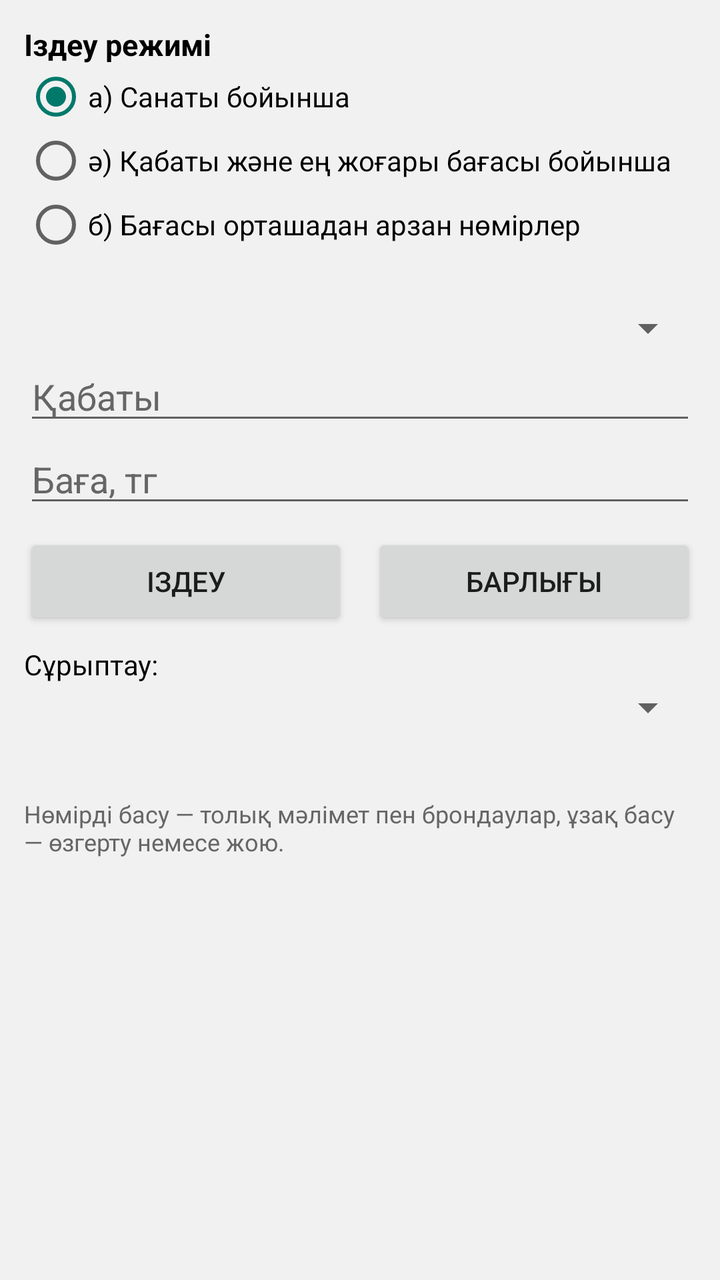
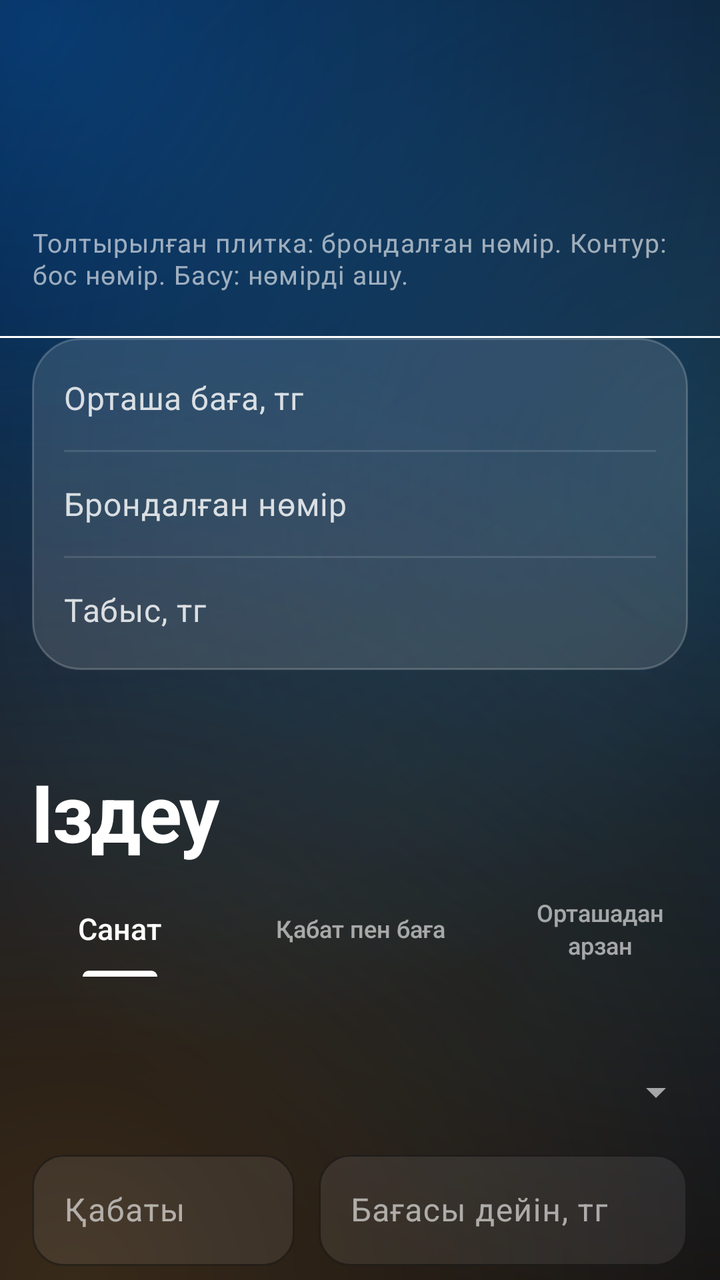

Before-and-after screenshots of an Android layout around one commit, followed by the original layout XML and the change that was made.
<!-- AndroidManifest.xml: application theme Theme.Hotel -->
<!-- res/layout/header_filter.xml -->
<?xml version="1.0" encoding="utf-8"?>
<LinearLayout xmlns:android="http://schemas.android.com/apk/res/android"
    android:layout_width="match_parent"
    android:layout_height="wrap_content"
    android:background="@color/screen"
    android:orientation="vertical"
    android:padding="12dp">

    <TextView
        android:layout_width="match_parent"
        android:layout_height="wrap_content"
        android:text="Іздеу режимі"
        android:textColor="@color/black"
        android:textSize="15sp"
        android:textStyle="bold" />

    <RadioGroup
        android:id="@+id/radioMode"
        android:layout_width="match_parent"
        android:layout_height="wrap_content"
        android:orientation="vertical">

        <RadioButton
            android:id="@+id/radioCategory"
            android:layout_width="match_parent"
            android:layout_height="wrap_content"
            android:checked="true"
            android:text="а) Санаты бойынша" />

        <RadioButton
            android:id="@+id/radioFloor"
            android:layout_width="match_parent"
            android:layout_height="wrap_content"
            android:text="ә) Қабаты және ең жоғары бағасы бойынша" />

        <RadioButton
            android:id="@+id/radioAverage"
            android:layout_width="match_parent"
            android:layout_height="wrap_content"
            android:text="б) Бағасы орташадан арзан нөмірлер" />
    </RadioGroup>

    <TextView
        android:id="@+id/txtHint"
        android:layout_width="match_parent"
        android:layout_height="wrap_content"
        android:layout_marginBottom="6dp"
        android:textColor="@color/text_second"
        android:textSize="13sp" />

    <Spinner
        android:id="@+id/spinnerCategory"
        android:layout_width="match_parent"
        android:layout_height="wrap_content" />

    <EditText
        android:id="@+id/editFirst"
        android:layout_width="match_parent"
        android:layout_height="wrap_content"
        android:hint="Қабаты"
        android:importantForAutofill="no"
        android:inputType="number"
        android:textColor="@color/black"
        android:textColorHint="@color/text_second" />

    <EditText
        android:id="@+id/editSecond"
        android:layout_width="match_parent"
        android:layout_height="wrap_content"
        android:hint="Баға, тг"
        android:importantForAutofill="no"
        android:inputType="number"
        android:textColor="@color/black"
        android:textColorHint="@color/text_second" />

    <LinearLayout
        android:layout_width="match_parent"
        android:layout_height="wrap_content"
        android:layout_marginTop="8dp"
        android:orientation="horizontal">

        <Button
            android:id="@+id/btnFind"
            android:layout_width="0dp"
            android:layout_height="wrap_content"
            android:layout_marginEnd="6dp"
            android:layout_weight="1"
            android:text="Іздеу" />

        <Button
            android:id="@+id/btnAll"
            android:layout_width="0dp"
            android:layout_height="wrap_content"
            android:layout_marginStart="6dp"
            android:layout_weight="1"
            android:text="Барлығы" />
    </LinearLayout>

    <TextView
        android:layout_width="match_parent"
        android:layout_height="wrap_content"
        android:layout_marginTop="8dp"
        android:text="Сұрыптау:"
        android:textColor="@color/black"
        android:textSize="14sp" />

    <Spinner
        android:id="@+id/spinnerSort"
        android:layout_width="match_parent"
        android:layout_height="wrap_content" />

    <TextView
        android:id="@+id/txtResult"
        android:layout_width="match_parent"
        android:layout_height="wrap_content"
        android:layout_marginTop="10dp"
        android:textColor="@color/accent"
        android:textSize="14sp"
        android:textStyle="bold" />

    <TextView
        android:layout_width="match_parent"
        android:layout_height="wrap_content"
        android:layout_marginTop="4dp"
        android:text="Нөмірді басу — толық мәлімет пен брондаулар, ұзақ басу — өзгерту немесе жою."
        android:textColor="@color/text_second"
        android:textSize="12sp" />
</LinearLayout>
<!-- resources referenced by this layout -->
<resources>
  <color name="accent">#FF00796B</color>
  <color name="black">#FF000000</color>
  <color name="screen">#FFF1F1F1</color>
  <color name="text_second">#FF666666</color>
  <style name="Theme.Hotel" parent="Theme.AppCompat.Light.NoActionBar">
          <item name="colorPrimary">@color/primary</item>
          <item name="colorPrimaryDark">@color/primary_dark</item>
          <item name="colorAccent">@color/accent</item>
          <item name="android:windowBackground">@color/screen</item>
      </style>
  <color name="primary">#FF4E342E</color>
  <color name="primary_dark">#FF3E2723</color>
</resources>

<!-- the commit's change to res/layout/header_filter.xml (unified diff, before → after) -->
@@ -1,128 +1,325 @@
 <?xml version="1.0" encoding="utf-8"?>
 <LinearLayout xmlns:android="http://schemas.android.com/apk/res/android"
+    xmlns:app="http://schemas.android.com/apk/res-auto"
     android:layout_width="match_parent"
     android:layout_height="wrap_content"
-    android:background="@color/screen"
-    android:orientation="vertical"
-    android:padding="12dp">
-
-    <TextView
-        android:layout_width="match_parent"
-        android:layout_height="wrap_content"
-        android:text="Іздеу режимі"
-        android:textColor="@color/black"
-        android:textSize="15sp"
-        android:textStyle="bold" />
-
-    <RadioGroup
-        android:id="@+id/radioMode"
-        android:layout_width="match_parent"
-        android:layout_height="wrap_content"
-        android:orientation="vertical">
-
-        <RadioButton
-            android:id="@+id/radioCategory"
-            android:layout_width="match_parent"
-            android:layout_height="wrap_content"
-            android:checked="true"
-            android:text="а) Санаты бойынша" />
-
-        <RadioButton
-            android:id="@+id/radioFloor"
-            android:layout_width="match_parent"
-            android:layout_height="wrap_content"
-            android:text="ә) Қабаты және ең жоғары бағасы бойынша" />
-
-        <RadioButton
-            android:id="@+id/radioAverage"
-            android:layout_width="match_parent"
-            android:layout_height="wrap_content"
-            android:text="б) Бағасы орташадан арзан нөмірлер" />
-    </RadioGroup>
+    android:orientation="vertical">
+
+    
+    <TextView
+        android:id="@+id/txtLedger"
+        style="@style/Text.Hotel.Display"
+        android:layout_width="match_parent"
+        android:layout_height="wrap_content"
+        android:lineSpacingExtra="10dp"
+        android:paddingStart="16dp"
+        android:paddingTop="20dp"
+        android:paddingEnd="16dp"
+        android:paddingBottom="14dp"
+        android:textSize="48sp" />
+
+    
+    <LinearLayout
+        android:id="@+id/boardFloors"
+        android:layout_width="match_parent"
+        android:layout_height="wrap_content"
+        android:orientation="vertical"
+        android:paddingStart="16dp"
+        android:paddingTop="6dp"
+        android:paddingEnd="16dp" />
+
+    <TextView
+        android:id="@+id/txtBoardNote"
+        style="@style/Text.Hotel.Caption"
+        android:layout_width="match_parent"
+        android:layout_height="wrap_content"
+        android:paddingStart="16dp"
+        android:paddingTop="8dp"
+        android:paddingEnd="16dp"
+        android:paddingBottom="22dp"
+        android:text="Толтырылған плитка: брондалған нөмір. Контур: бос нөмір. Басу: нөмірді ашу." />
+
+    <View
+        android:layout_width="match_parent"
+        android:layout_height="1dp"
+        android:background="@color/ink" />
+
+    <LinearLayout
+        android:layout_width="match_parent"
+        android:layout_height="wrap_content"
+        android:layout_marginStart="16dp"
+        android:layout_marginEnd="16dp"
+        android:background="@drawable/bg_stock"
+        android:orientation="vertical"
+        android:paddingTop="4dp"
+        android:paddingBottom="4dp">
+
+    <LinearLayout
+        android:layout_width="match_parent"
+        android:layout_height="52dp"
+        android:gravity="center_vertical"
+        android:orientation="horizontal"
+        android:paddingStart="16dp"
+        android:paddingEnd="16dp">
+
+        <TextView
+            style="@style/Text.Hotel.Body"
+            android:layout_width="0dp"
+            android:layout_height="wrap_content"
+            android:layout_weight="1"
+            android:text="Орташа баға, тг" />
+
+        <TextView
+            android:id="@+id/statAvg"
+            style="@style/Text.Hotel.Serif"
+            android:layout_width="wrap_content"
+            android:layout_height="wrap_content"
+            android:textSize="20sp" />
+    </LinearLayout>
+
+    <View
+        android:layout_width="match_parent"
+        android:layout_height="1dp"
+        android:layout_marginStart="16dp"
+        android:layout_marginEnd="16dp"
+        android:background="@color/rule" />
+
+    <LinearLayout
+        android:layout_width="match_parent"
+        android:layout_height="52dp"
+        android:gravity="center_vertical"
+        android:orientation="horizontal"
+        android:paddingStart="16dp"
+        android:paddingEnd="16dp">
+
+        <TextView
+            style="@style/Text.Hotel.Body"
+            android:layout_width="0dp"
+            android:layout_height="wrap_content"
+            android:layout_weight="1"
+            android:text="Брондалған нөмір" />
+
+        <TextView
+            android:id="@+id/statLoad"
+            style="@style/Text.Hotel.Serif"
+            android:layout_width="wrap_content"
+            android:layout_height="wrap_content"
+            android:textSize="20sp" />
+    </LinearLayout>
+
+    <View
+        android:layout_width="match_parent"
+        android:layout_height="1dp"
+        android:layout_marginStart="16dp"
+        android:layout_marginEnd="16dp"
+        android:background="@color/rule" />
+
+    <LinearLayout
+        android:layout_width="match_parent"
+        android:layout_height="52dp"
+        android:gravity="center_vertical"
+        android:orientation="horizontal"
+        android:paddingStart="16dp"
+        android:paddingEnd="16dp">
+
+        <TextView
+            style="@style/Text.Hotel.Body"
+            android:layout_width="0dp"
+            android:layout_height="wrap_content"
+            android:layout_weight="1"
+            android:text="Табыс, тг" />
+
+        <TextView
+            android:id="@+id/statRevenue"
+            style="@style/Text.Hotel.Serif"
+            android:layout_width="wrap_content"
+            android:layout_height="wrap_content"
+            android:textSize="20sp" />
+    </LinearLayout>
+
+    </LinearLayout>
+
+    
+    <TextView
+        style="@style/Text.Hotel.Display"
+        android:layout_width="match_parent"
+        android:layout_height="wrap_content"
+        android:paddingStart="16dp"
+        android:paddingTop="44dp"
+        android:paddingEnd="16dp"
+        android:text="Іздеу"
+        android:textSize="40sp" />
+
+    <com.google.android.material.tabs.TabLayout
+        android:id="@+id/tabMode"
+        style="@style/Widget.Hotel.Tabs"
+        android:layout_width="match_parent"
+        android:layout_height="wrap_content"
+        android:layout_marginTop="8dp"
+        app:tabGravity="fill"
+        app:tabMode="fixed">
+
+        <com.google.android.material.tabs.TabItem
+            android:layout_width="wrap_content"
+            android:layout_height="wrap_content"
+            android:text="Санат" />
+
+        <com.google.android.material.tabs.TabItem
+            android:layout_width="wrap_content"
+            android:layout_height="wrap_content"
+            android:text="Қабат пен баға" />
+
+        <com.google.android.material.tabs.TabItem
+            android:layout_width="wrap_content"
+            android:layout_height="wrap_content"
+            android:text="Орташадан арзан" />
+    </com.google.android.material.tabs.TabLayout>
 
     <TextView
         android:id="@+id/txtHint"
-        android:layout_width="match_parent"
-        android:layout_height="wrap_content"
-        android:layout_marginBottom="6dp"
-        android:textColor="@color/text_second"
-        android:textSize="13sp" />
+        style="@style/Text.Hotel.Caption"
+        android:layout_width="match_parent"
+        android:layout_height="wrap_content"
+        android:paddingStart="16dp"
+        android:paddingTop="14dp"
+        android:paddingEnd="16dp" />
 
     <Spinner
         android:id="@+id/spinnerCategory"
         android:layout_width="match_parent"
-        android:layout_height="wrap_content" />
-
-    <EditText
-        android:id="@+id/editFirst"
-        android:layout_width="match_parent"
-        android:layout_height="wrap_content"
-        android:hint="Қабаты"
-        android:importantForAutofill="no"
-        android:inputType="number"
-        android:textColor="@color/black"
-        android:textColorHint="@color/text_second" />
-
-    <EditText
-        android:id="@+id/editSecond"
-        android:layout_width="match_parent"
-        android:layout_height="wrap_content"
-        android:hint="Баға, тг"
-        android:importantForAutofill="no"
-        android:inputType="number"
-        android:textColor="@color/black"
-        android:textColorHint="@color/text_second" />
-
-    <LinearLayout
-        android:layout_width="match_parent"
-        android:layout_height="wrap_content"
-        android:layout_marginTop="8dp"
-        android:orientation="horizontal">
-
-        <Button
+        android:layout_height="wrap_content"
+        android:layout_marginStart="8dp"
+        android:layout_marginEnd="8dp"
+        android:minHeight="52dp" />
+
+    <LinearLayout
+        android:id="@+id/rowInputs"
+        android:layout_width="match_parent"
+        android:layout_height="wrap_content"
+        android:orientation="horizontal"
+        android:paddingStart="16dp"
+        android:paddingEnd="16dp">
+
+        <com.google.android.material.textfield.TextInputLayout
+            style="@style/Widget.Hotel.Input"
+            android:layout_width="0dp"
+            android:layout_height="wrap_content"
+            android:layout_marginEnd="12dp"
+            android:layout_weight="1"
+            android:hint="Қабаты">
+
+            <com.google.android.material.textfield.TextInputEditText
+                android:id="@+id/editFirst"
+                android:layout_width="match_parent"
+                android:layout_height="wrap_content"
+                android:importantForAutofill="no"
+                android:inputType="number" />
+        </com.google.android.material.textfield.TextInputLayout>
+
+        <com.google.android.material.textfield.TextInputLayout
+            style="@style/Widget.Hotel.Input"
+            android:layout_width="0dp"
+            android:layout_height="wrap_content"
+            android:layout_weight="1.4"
+            android:hint="Бағасы дейін, тг">
+
+            <com.google.android.material.textfield.TextInputEditText
+                android:id="@+id/editSecond"
+                android:layout_width="match_parent"
+                android:layout_height="wrap_content"
+                android:importantForAutofill="no"
+                android:inputType="number" />
+        </com.google.android.material.textfield.TextInputLayout>
+    </LinearLayout>
+
+    <LinearLayout
+        android:layout_width="match_parent"
+        android:layout_height="wrap_content"
+        android:layout_marginTop="14dp"
+        android:gravity="center_vertical"
+        android:orientation="horizontal"
+        android:paddingStart="16dp"
+        android:paddingEnd="16dp">
+
+        <com.google.android.material.button.MaterialButton
             android:id="@+id/btnFind"
-            android:layout_width="0dp"
-            android:layout_height="wrap_content"
-            android:layout_marginEnd="6dp"
+            style="@style/Widget.Hotel.Button"
+            android:layout_width="0dp"
+            android:layout_height="wrap_content"
             android:layout_weight="1"
             android:text="Іздеу" />
 
-        <Button
+        <com.google.android.material.button.MaterialButton
             android:id="@+id/btnAll"
-            android:layout_width="0dp"
-            android:layout_height="wrap_content"
-            android:layout_marginStart="6dp"
-            android:layout_weight="1"
-            android:text="Барлығы" />
-    </LinearLayout>
-
-    <TextView
-        android:layout_width="match_parent"
-        android:layout_height="wrap_content"
-        android:layout_marginTop="8dp"
-        android:text="Сұрыптау:"
-        android:textColor="@color/black"
-        android:textSize="14sp" />
+            style="@style/Widget.Hotel.Button.Outline"
+            android:layout_width="wrap_content"
+            android:layout_height="wrap_content"
+            android:layout_marginStart="8dp"
+            android:text="Барлығы"
+            />
+    </LinearLayout>
+
+    <TextView
+        style="@style/Text.Hotel.Caption"
+        android:layout_width="match_parent"
+        android:layout_height="wrap_content"
+        android:paddingStart="16dp"
+        android:paddingTop="18dp"
+        android:paddingEnd="16dp"
+        android:text="Сұрыптау" />
 
     <Spinner
         android:id="@+id/spinnerSort"
         android:layout_width="match_parent"
-        android:layout_height="wrap_content" />
-
+        android:layout_height="wrap_content"
+        android:layout_marginStart="8dp"
+        android:layout_marginEnd="8dp"
+        android:minHeight="52dp" />
+
+    
     <TextView
         android:id="@+id/txtResult"
-        android:layout_width="match_parent"
-        android:layout_height="wrap_content"
-        android:layout_marginTop="10dp"
-        android:textColor="@color/accent"
-        android:textSize="14sp"
-        android:textStyle="bold" />
-
-    <TextView
-        android:layout_width="match_parent"
-        android:layout_height="wrap_content"
-        android:layout_marginTop="4dp"
-        android:text="Нөмірді басу — толық мәлімет пен брондаулар, ұзақ басу — өзгерту немесе жою."
-        android:textColor="@color/text_second"
-        android:textSize="12sp" />
+        style="@style/Text.Hotel.Display"
+        android:layout_width="match_parent"
+        android:layout_height="wrap_content"
+        android:paddingStart="16dp"
+        android:paddingTop="40dp"
+        android:paddingEnd="16dp"
+        android:textSize="28sp" />
+
+    <TextView
+        android:id="@+id/txtSql"
+        style="@style/Text.Hotel.Code"
+        android:layout_width="match_parent"
+        android:layout_height="wrap_content"
+        android:layout_marginStart="16dp"
+        android:layout_marginTop="12dp"
+        android:layout_marginEnd="16dp"
+        android:background="@drawable/bg_stock"
+        android:lineSpacingExtra="3dp"
+        android:padding="14dp" />
+
+    <TextView
+        style="@style/Text.Hotel.Caption"
+        android:layout_width="match_parent"
+        android:layout_height="wrap_content"
+        android:paddingStart="16dp"
+        android:paddingTop="12dp"
+        android:paddingEnd="16dp"
+        android:paddingBottom="14dp"
+        android:text="Басу: брондаулар. Ұзақ басу: өзгерту немесе жою." />
+
+    <TextView
+        android:id="@+id/txtEmpty"
+        style="@style/Text.Hotel.Body"
+        android:layout_width="match_parent"
+        android:layout_height="wrap_content"
+        android:padding="24dp"
+        android:text="Сұранысқа сәйкес нөмір табылмады."
+        android:visibility="gone" />
+
+    <View
+        android:layout_width="match_parent"
+        android:layout_height="1dp"
+        android:background="@color/ink" />
 </LinearLayout>
<!-- resource entries referenced after the edit -->
@@ -1,16 +1,203 @@
 <!-- resources referenced by this layout -->
 <resources>
-  <color name="accent">#FF00796B</color>
-  <color name="black">#FF000000</color>
-  <color name="screen">#FFF1F1F1</color>
-  <color name="text_second">#FF666666</color>
-  <style name="Theme.Hotel" parent="Theme.AppCompat.Light.NoActionBar">
-          <item name="colorPrimary">@color/primary</item>
-          <item name="colorPrimaryDark">@color/primary_dark</item>
-          <item name="colorAccent">@color/accent</item>
-          <item name="android:windowBackground">@color/screen</item>
-      </style>
-  <color name="primary">#FF4E342E</color>
-  <color name="primary_dark">#FF3E2723</color>
+  <color name="ink">#FFFFFFFF</color>
+  <color name="rule">#1FFFFFFF</color>
+  <!-- drawable bg_stock (drawable) -->
+  <?xml version="1.0" encoding="utf-8"?>
+  <shape xmlns:android="http://schemas.android.com/apk/res/android" android:shape="rectangle">
+      <solid android:color="@color/card" />
+      <stroke android:width="1dp" android:color="@color/card_edge" />
+      <corners android:radius="24dp" />
+  </shape>
+  <style name="Text.Hotel.Body" parent="TextAppearance.Material3.BodyMedium">
+          <item name="android:textColor">@color/ink_2</item>
+          <item name="android:textSize">16sp</item>
+          <item name="android:lineSpacingMultiplier">1.15</item>
+      </style>
+  <style name="Text.Hotel.Caption" parent="TextAppearance.Material3.BodySmall">
+          <item name="android:textColor">@color/muted</item>
+          <item name="android:textSize">13sp</item>
+      </style>
+  <style name="Text.Hotel.Code" parent="TextAppearance.Material3.BodySmall">
+          <item name="android:fontFamily">monospace</item>
+          <item name="fontFamily">monospace</item>
+          <item name="android:textColor">@color/ink_2</item>
+          <item name="android:textSize">12sp</item>
+      </style>
+  <style name="Text.Hotel.Display" parent="TextAppearance.Material3.HeadlineMedium">
+          <item name="android:fontFamily">sans-serif</item>
+          <item name="fontFamily">sans-serif</item>
+          <item name="android:textFontWeight">700</item>
+          <item name="android:textStyle">bold</item>
+          <item name="android:letterSpacing">-0.03</item>
+          <item name="android:textColor">@color/ink</item>
+      </style>
+  <style name="Text.Hotel.Serif" parent="TextAppearance.Material3.TitleMedium">
+          <item name="android:fontFamily">sans-serif-medium</item>
+          <item name="fontFamily">sans-serif-medium</item>
+          <item name="android:textFontWeight">600</item>
+          <item name="android:letterSpacing">-0.01</item>
+          <item name="android:textColor">@color/ink</item>
+      </style>
+  <style name="Widget.Hotel.Button" parent="Widget.Material3.Button">
+          <item name="cornerRadius">999dp</item>
+          <item name="android:minHeight">56dp</item>
+          <item name="android:textColor">@color/btn_text</item>
+          <item name="backgroundTint">@color/btn_bg</item>
+          <item name="rippleColor">@color/accent_2</item>
+          <item name="android:textAllCaps">false</item>
+          <item name="android:letterSpacing">0</item>
+          <item name="android:textSize">16sp</item>
+          <item name="android:textStyle">bold</item>
+      </style>
+  <style name="Widget.Hotel.Button.Outline" parent="Widget.Material3.Button.OutlinedButton">
+          <item name="cornerRadius">999dp</item>
+          <item name="strokeColor">@color/card_edge</item>
+          <item name="strokeWidth">1dp</item>
+          <item name="android:minHeight">56dp</item>
+          <item name="android:textColor">@color/btn_outline_text</item>
+          <item name="backgroundTint">@color/btn_outline_bg</item>
+          <item name="rippleColor">#33FFFFFF</item>
+          <item name="android:textAllCaps">false</item>
+          <item name="android:letterSpacing">0</item>
+          <item name="android:textSize">16sp</item>
+          <item name="android:textStyle">bold</item>
+      </style>
+  <style name="Widget.Hotel.Input" parent="Widget.Material3.TextInputLayout.OutlinedBox">
+          <item name="boxBackgroundColor">@color/paper_2</item>
+          <item name="boxStrokeColor">@color/accent_2</item>
+          <item name="boxStrokeWidth">1dp</item>
+          <item name="boxStrokeWidthFocused">2dp</item>
+          <item name="hintTextColor">@color/accent_2</item>
+          <item name="android:textColorHint">@color/muted</item>
+          <item name="boxCornerRadiusTopStart">16dp</item>
+          <item name="boxCornerRadiusTopEnd">16dp</item>
+          <item name="boxCornerRadiusBottomStart">16dp</item>
+          <item name="boxCornerRadiusBottomEnd">16dp</item>
+      </style>
+  <style name="Widget.Hotel.Tabs" parent="Widget.Material3.TabLayout">
+          <item name="tabIndicatorColor">@color/ink</item>
+          <item name="tabIndicatorHeight">3dp</item>
+          <item name="tabTextColor">@color/tab_text</item>
+          <item name="tabRippleColor">@android:color/transparent</item>
+          <item name="tabTextAppearance">@style/Text.Hotel.Tab</item>
+          <item name="android:background">@android:color/transparent</item>
+      </style>
+  <color name="accent">#FF0A84FF</color>
+  <color name="accent_ink">#FFFFFFFF</color>
+  <color name="sheet">#FF1B2234</color>
+  <color name="paper">#FF05070F</color>
+  <color name="warn">#FFFF9A91</color>
+  <!-- drawable bg_screen (drawable) -->
+  <?xml version="1.0" encoding="utf-8"?>
+  <layer-list xmlns:android="http://schemas.android.com/apk/res/android">
+      <item>
+          <shape android:shape="rectangle">
+              <solid android:color="@color/paper" />
+          </shape>
+      </item>
+      <item>
+          <shape android:shape="rectangle">
+              <gradient
+                  android:centerX="0.05"
+                  android:centerY="0.02"
+                  android:endColor="#000A84FF"
+                  android:gradientRadius="520dp"
+                  android:startColor="#660A84FF"
+                  android:type="radial" />
+          </shape>
+      </item>
+      <item>
+          <shape android:shape="rectangle">
+              <gradient
+                  android:centerX="1.0"
+                  android:centerY="0.38"
+                  android:endColor="#0064D2FF"
+                  android:gradientRadius="420dp"
+                  android:startColor="#3364D2FF"
+                  android:type="radial" />
+          </shape>
+      </item>
+      <item>
+          <shape android:shape="rectangle">
+              <gradient
+                  android:centerX="0.1"
+                  android:centerY="1.0"
+                  android:endColor="#00FFB340"
+                  android:gradientRadius="480dp"
+                  android:startColor="#33FFB340"
+                  android:type="radial" />
+          </shape>
+      </item>
+  </layer-list>
+  <style name="ThemeOverlay.Hotel.Dialog" parent="ThemeOverlay.Material3.MaterialAlertDialog">
+          <item name="colorSurface">@color/sheet</item>
+          <item name="shapeAppearanceOverlay">@style/ShapeAppearance.Hotel.Round</item>
+          <item name="materialAlertDialogTitleTextStyle">@style/Text.Hotel.DialogTitle</item>
+      </style>
+  <style name="ThemeOverlay.Hotel.AlertDialog" parent="ThemeOverlay.Material3.Dialog.Alert">
+          <item name="android:windowBackground">@drawable/bg_dialog</item>
+          <item name="colorSurface">@color/sheet</item>
+          <item name="buttonBarButtonStyle">@style/Widget.Material3.Button.TextButton.Dialog</item>
+      </style>
+  <style name="ShapeAppearance.Hotel.Round" parent="">
+          <item name="cornerFamily">rounded</item>
+          <item name="cornerSize">28dp</item>
+      </style>
+  <style name="Text.Hotel.DialogTitle" parent="MaterialAlertDialog.Material3.Title.Text">
+          <item name="android:fontFamily">sans-serif</item>
+          <item name="fontFamily">sans-serif</item>
+          <item name="android:textFontWeight">700</item>
+          <item name="android:textColor">@color/ink</item>
+      </style>
+  <!-- drawable bg_dialog (drawable) -->
+  <?xml version="1.0" encoding="utf-8"?>
+  <inset xmlns:android="http://schemas.android.com/apk/res/android"
+      android:insetLeft="12dp"
+      android:insetRight="12dp">
+      <shape android:shape="rectangle">
+          <solid android:color="@color/sheet" />
+          <stroke android:width="1dp" android:color="@color/card_edge" />
+          <corners android:radius="28dp" />
+      </shape>
+  </inset>
+  <style name="Theme.Hotel" parent="Theme.Material3.Dark.NoActionBar">
+          <item name="colorPrimary">@color/accent</item>
+          <item name="colorOnPrimary">@color/accent_ink</item>
+          <item name="colorPrimaryContainer">@color/sheet</item>
+          <item name="colorOnPrimaryContainer">@color/ink</item>
+          <item name="colorSecondary">@color/accent_2</item>
+          <item name="colorOnSecondary">@color/paper</item>
+          <item name="colorSecondaryContainer">@color/sheet</item>
+          <item name="colorOnSecondaryContainer">@color/ink</item>
+          <item name="colorSurface">@color/sheet</item>
+          <item name="colorOnSurface">@color/ink</item>
+          <item name="colorOnSurfaceVariant">@color/muted</item>
+          <item name="colorSurfaceContainerHigh">@color/sheet</item>
+          <item name="colorOutline">@color/card_edge</item>
+          <item name="colorOutlineVariant">@color/rule</item>
+          <item name="colorError">@color/warn</item>
+          <item name="colorControlActivated">@color/accent_2</item>
+          <item name="android:statusBarColor">@android:color/transparent</item>
+          <item name="android:navigationBarColor">@android:color/transparent</item>
+          <item name="android:windowLightStatusBar">false</item>
+          <item name="android:windowLightNavigationBar">false</item>
+          <item name="android:windowBackground">@drawable/bg_screen</item>
+          <item name="android:textColorPrimary">@color/ink</item>
+          <item name="android:textColorSecondary">@color/muted</item>
+          <item name="materialAlertDialogTheme">@style/ThemeOverlay.Hotel.Dialog</item>
+          <item name="alertDialogTheme">@style/ThemeOverlay.Hotel.AlertDialog</item>
+      </style>
+  <color name="card">#1FFFFFFF</color>
+  <color name="card_edge">#33FFFFFF</color>
+  <color name="ink_2">#D1FFFFFF</color>
+  <color name="muted">#99FFFFFF</color>
+  <color name="accent_2">#FF64D2FF</color>
+  <color name="paper_2">#14FFFFFF</color>
+  <style name="Text.Hotel.Tab" parent="TextAppearance.Material3.TitleSmall">
+          <item name="android:textSize">15sp</item>
+          <item name="textAllCaps">false</item>
+          <item name="android:letterSpacing">0</item>
+      </style>
 </resources>
 
